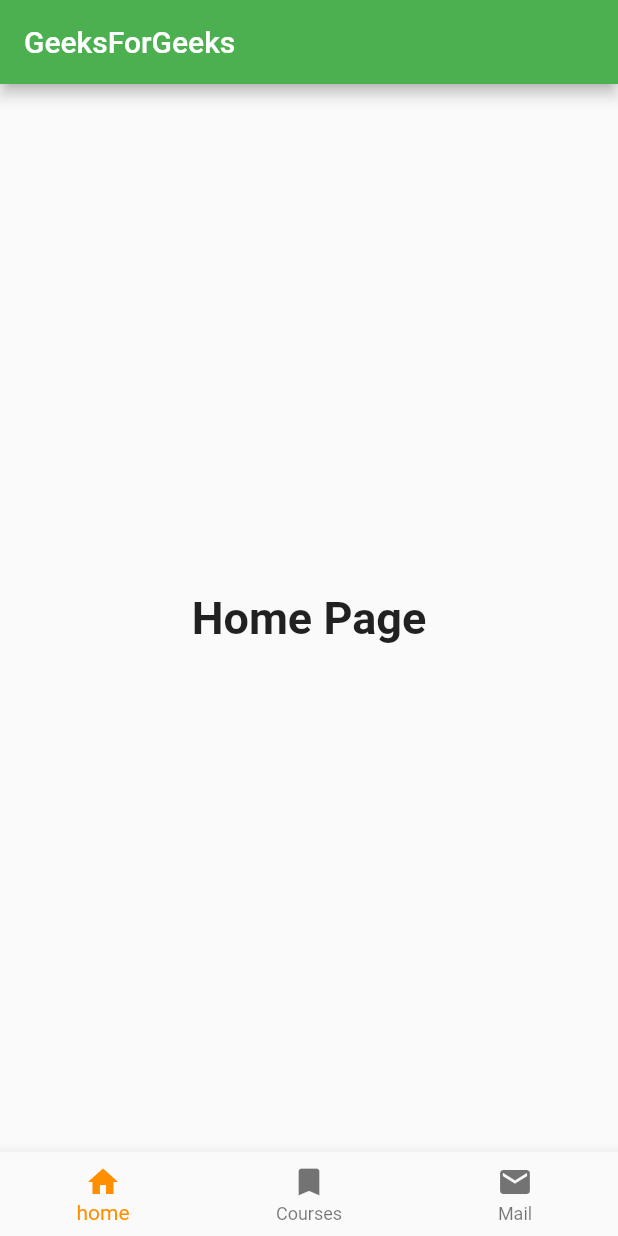
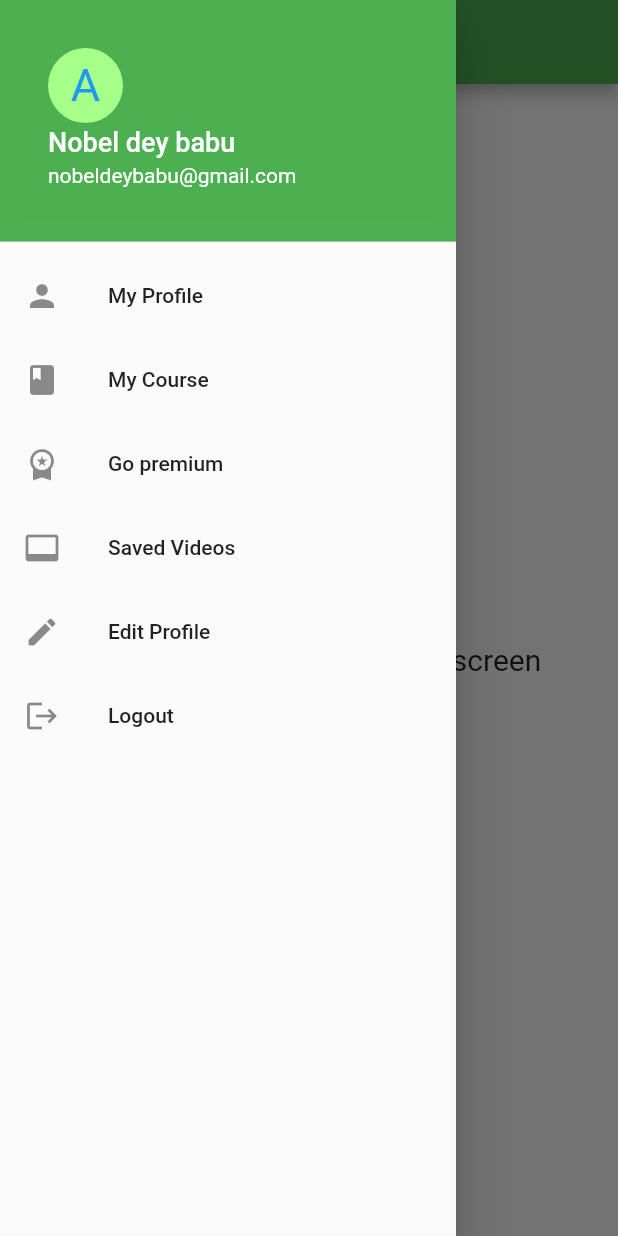
Before and after one commit to nobel-0022/Flutter_Drawer_Widget_Practice, a Flutter app: the screen it shows after launch, with the side drawer open (before the commit the screen has no drawer), on a phone screen of 412 x 824 dp. Run offline on Flutter 3.47's test engine with Material 2 defaults, Android fonts, the light colour scheme and no system bars.

Commit message:
main.dart

```diff
--- a/lib/main.dart
+++ b/lib/main.dart
@@ -2,70 +2,108 @@ import 'package:flutter/material.dart';
 
 void main(){
   runApp(MyApp());
+
 }
 
-class MyApp extends StatelessWidget{
+class MyApp extends StatelessWidget {
+  MyApp({Key? key}) : super(key: key);
 
   @override
-  Widget build(BuildContext context){
+  Widget build(BuildContext context) {
     return MaterialApp(
-      home: HomeScreen(),
+      title: 'appTitle',
+      home: MyHomePage(title: "appTitle"),
     );
   }
+
 }
+class MyHomePage extends StatelessWidget{
+  final String  title;
 
-  class HomeScreen extends StatefulWidget{
-  HomeScreen({Key? key}) : super(key: key);
-
-  @override
-    State<HomeScreen> createState() => _HomeScreenState();
-  }
-  class _HomeScreenState extends State<HomeScreen>{
-  int _selectedIndex = 0;
-  static const TextStyle optionStyle =
-  TextStyle(fontSize:30, fontWeight: FontWeight.bold);
-  static const List<Widget> _widgetOptions =<Widget>[
-    Text(
-      'Home Page',
-      style: optionStyle,
-    ),
-    Text(
-      'Course Page',
-      style: optionStyle,
-    ),
-    Text(
-      'Email Page',
-      style: optionStyle,
-    ),
-  ];
-  void _onItemTapped(int index){
-    setState(() {
-      _selectedIndex = index;
-    });
-  }
+ const MyHomePage({Key? key , required this.title}): super(key: key);
     @override
   Widget build(BuildContext context){
       return Scaffold(
       appBar: AppBar(
-        title: const Text('GeeksForGeeks'),
+      title: Text("title"),
     backgroundColor: Colors.green,
       ),
-      body: Center(
-        child: _widgetOptions.elementAt(_selectedIndex),
+        body: const Center(
+          child: Text(
+            "A drawer is an invisible side screen",
+            style: TextStyle(fontSize: 20.0),
           ),
-      bottomNavigationBar: BottomNavigationBar(
-        items: <BottomNavigationBarItem>[
-         BottomNavigationBarItem(icon: Icon(Icons.home),
-         label: 'home'),
-          BottomNavigationBarItem(icon: Icon(Icons.bookmark),
-          label: 'Courses'),
-          BottomNavigationBarItem(icon: Icon(Icons.email),
-              label: 'Mail'),
+        ),
+        drawer: Drawer(
+          child: ListView(
+            padding: EdgeInsets.all(0),
+            children: [
+              DrawerHeader(
+                decoration: BoxDecoration(
+                  color: Colors.green
+                ),
+                child: UserAccountsDrawerHeader(
+                  decoration: BoxDecoration(color: Colors.green),
+                  accountName: Text(
+                    "Nobel dey babu",
+                    style: TextStyle(fontSize: 18),
+                  ),
+                  accountEmail: Text("nobeldeybabu@gmail.com"),
+                  currentAccountPictureSize: Size.square(50),
+                  currentAccountPicture: CircleAvatar(
+                    backgroundColor: Color.fromARGB(255, 165, 255, 137),
+                    child: Text(
+                      "A",
+                      style: TextStyle(fontSize: 30.0, color: Colors.blue),
 
+                    ),
+                  ),
+                ),
+              ),
+              ListTile(
+                leading: Icon(Icons.person),
+                title: Text("My Profile"),
+                onTap: (){
+                  Navigator.pop(context);
+                },
+              ),
+              ListTile(
+                leading: Icon(Icons.book),
+                title: Text('My Course'),
+                onTap: (){
+                  Navigator.pop(context);
+                },
+              ),
+              ListTile(
+                leading: Icon(Icons.workspace_premium),
+                title: Text("Go premium"),
+                onTap: (){
+                  Navigator.pop(context);
+                },
+              ),
+              ListTile(
+                leading: Icon(Icons.video_label),
+                title: Text("Saved Videos"),
+                onTap: (){
+                  Navigator.pop(context);
+                },
+              ),
+              ListTile(
+                leading: Icon(Icons.edit),
+                title: Text("Edit Profile"),
+                onTap: (){
+                  Navigator.pop(context);
+                },
+              ),
+              ListTile(
+                leading: Icon(Icons.logout),
+                title: Text("Logout"),
+                onTap: (){
+                  Navigator.pop(context);
+                },
+              )
             ],
-        currentIndex: _selectedIndex,
-          selectedItemColor: Colors.amber[800],
-        onTap: _onItemTapped,
+          ),
         ),
       );
   }
```
Lines whose indentation alone changed are shown as unchanged.
